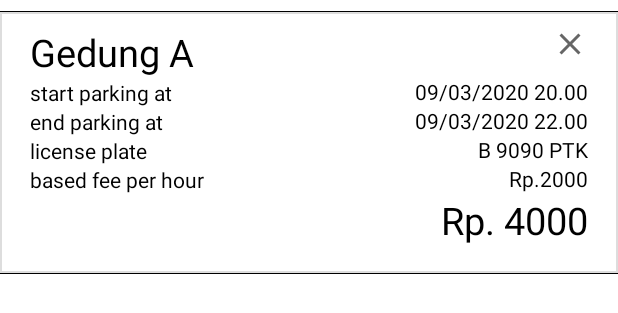
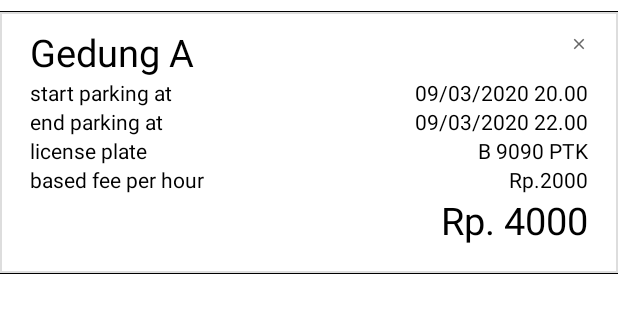
Before and after one commit to DindaMhn/AndroidFinalProject, an Android app: the layout item_history_layout.xml on its own in the app's theme, with its tools: preview values and no code run, on a phone screen of 412 x 824 dp. Shown: the top 313 px of the screen. Run offline under Robolectric (Android 15) with nearby library versions, the phone set to English and light mode, and no system bars; Roboto replaces fonts that are not available here.

```diff
--- a/app/src/main/java/com/example/androidfinalproject/user/profile/UserProfileRepository.kt
+++ b/app/src/main/java/com/example/androidfinalproject/user/profile/UserProfileRepository.kt
@@ -74,7 +74,8 @@ class UserProfileRepository @Inject constructor(val userProfileAPI: UserProfileA
             }
 
             override fun onResponse(call: Call<ResponseBody>, response: Response<ResponseBody>) {
-                if (response.message() != "Not Found") {
+//                println("ini_response ${response}")
+                if (response.code() != 404 && response.code() != 403) {
                     val responseImage =
                         BitmapFactory.decodeStream(response.body()!!.byteStream())
                     Glide.with(activity).asBitmap().load(responseImage).centerCrop().into(imageContainer)
--- a/app/src/main/java/com/example/androidfinalproject/user/rating/Rating.kt
+++ b/app/src/main/java/com/example/androidfinalproject/user/rating/Rating.kt
@@ -6,6 +6,6 @@ class Rating(
     , var asset_id: String = ""
     , var rating: String = ""
     , var comment: String = ""
-    , var crated_at: String = ""
+    , var created_at: String = ""
     , var status: String = ""
 )
--- a/app/src/main/java/com/example/androidfinalproject/user/rating/RatingViewModel.kt
+++ b/app/src/main/java/com/example/androidfinalproject/user/rating/RatingViewModel.kt
@@ -11,7 +11,13 @@ class RatingViewModel @Inject constructor(var ratingRepository: RatingRepository
     val statusRatingData: LiveData<String> = ratingRepository.statusRatingData
     val statusRatingResponse: LiveData<ResponseData> = ratingRepository.statusRatingResponse
 
+    val createRatingResponse: LiveData<ResponseData> = ratingRepository.createRatingResponse
+
     fun getStatusRating(user_id: String, asset_id:String){
         ratingRepository.getStatusRating(user_id,asset_id)
     }
+
+    fun createRating(rating: Rating){
+        ratingRepository.createRating(rating)
+    }
 }
--- a/app/src/main/res/layout/fragment_rating_asset.xml
+++ b/app/src/main/res/layout/fragment_rating_asset.xml
@@ -32,7 +32,7 @@
             android:text="GEDUNG A" />
 
         <EditText
-            android:id="@+id/editTextTextMultiLine"
+            android:id="@+id/rating_comment"
             android:layout_width="match_parent"
             android:layout_height="wrap_content"
             android:ems="10"
@@ -54,7 +54,6 @@
             android:id="@+id/button_rating"
             android:layout_width="match_parent"
             android:layout_height="wrap_content"
-            android:background="@drawable/btn_rounded"
             android:text="Rate" />
     </LinearLayout>
 
--- a/app/src/main/res/layout/item_history_layout.xml
+++ b/app/src/main/res/layout/item_history_layout.xml
@@ -20,31 +20,45 @@
         >
 
 
-
+        <LinearLayout
+            android:id="@+id/header_detail"
+            android:layout_width="match_parent"
+            android:layout_height="wrap_content"
+            android:orientation="horizontal">
+            <TextView
+                android:id="@+id/item_location_view"
+                android:layout_width="match_parent"
+                android:layout_height="wrap_content"
+                android:text="Gedung A"
+                android:layout_weight="1"
+                android:textColor="@color/colorBlack"
+                android:textSize="25dp"
+                />
+            <ImageView
+                android:id="@+id/item_delete_ticket"
+                android:layout_width="wrap_content"
+                android:layout_height="wrap_content"
+                android:layout_weight="1"
+                android:src="@drawable/ic_baseline_close_24" />
+        </LinearLayout>
 
         <LinearLayout
             android:id="@+id/item_detail_ticket_view"
             android:layout_width="match_parent"
             android:layout_height="wrap_content"
             android:orientation="horizontal"
-            app:layout_constraintTop_toTopOf="parent"
+            app:layout_constraintTop_toBottomOf="@id/header_detail"
             app:layout_constraintStart_toStartOf="parent"
             app:layout_constraintEnd_toEndOf="parent"
            >
+
 
             <LinearLayout
                 android:layout_width="match_parent"
                 android:layout_height="match_parent"
                 android:orientation="vertical"
                 android:layout_weight="1">
-                <TextView
-                    android:id="@+id/item_location_view"
-                    android:layout_width="match_parent"
-                    android:layout_height="wrap_content"
-                    android:text="Gedung A"
-                    android:textColor="@color/colorBlack"
-                    android:textSize="25dp"
-                    />
+
                 <TextView
                     android:id="@+id/item_start_parking_view"
                     android:layout_width="match_parent"
@@ -87,12 +101,7 @@
                 android:gravity="right"
                 android:layout_weight="1"
                 >
-                <ImageView
-                    android:id="@+id/item_delete_ticket"
-                    android:layout_width="wrap_content"
-                    android:layout_height="wrap_content"
-                    android:layout_marginBottom="10dp"
-                    android:src="@drawable/ic_baseline_close_24" />
+
                 <TextView
                     android:id="@+id/item_time_start_parking_view"
                     android:layout_width="match_parent"
```
Also changed, not shown: app/src/main/java/com/example/androidfinalproject/screens/user/DetailTicketFragment.kt (+6 -5 lines), app/src/main/java/com/example/androidfinalproject/screens/user/RatingAssetFragment.kt (+15 -0 lines), app/src/main/java/com/example/androidfinalproject/user/rating/RatingRepository.kt (+8 -1 lines).
